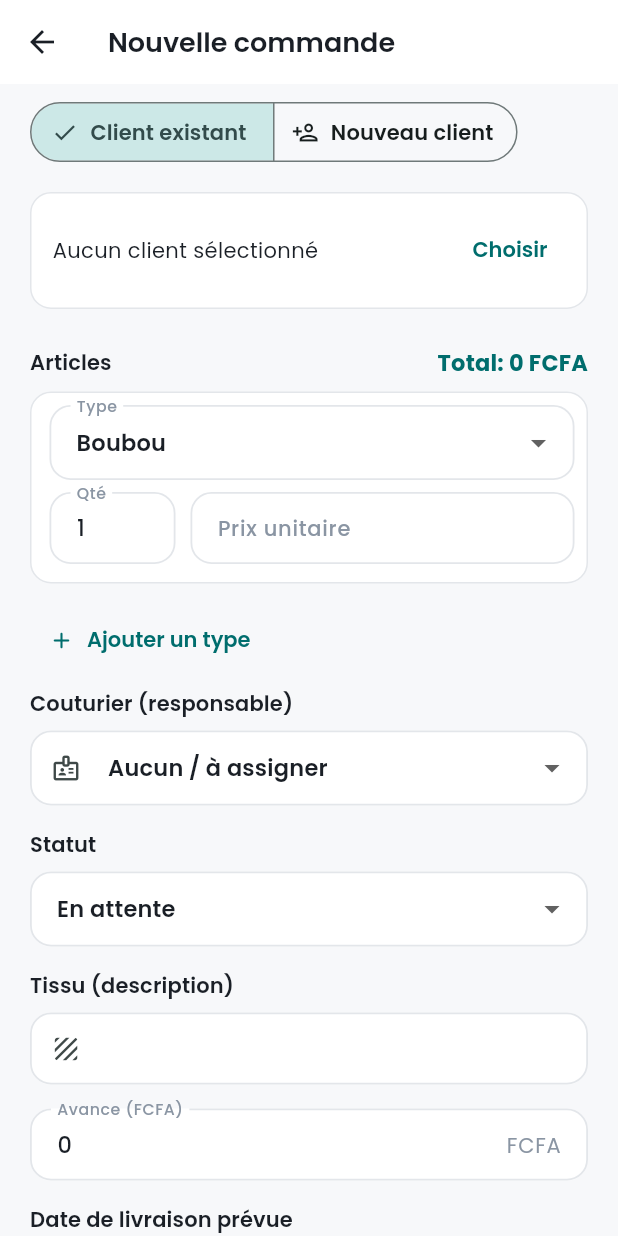
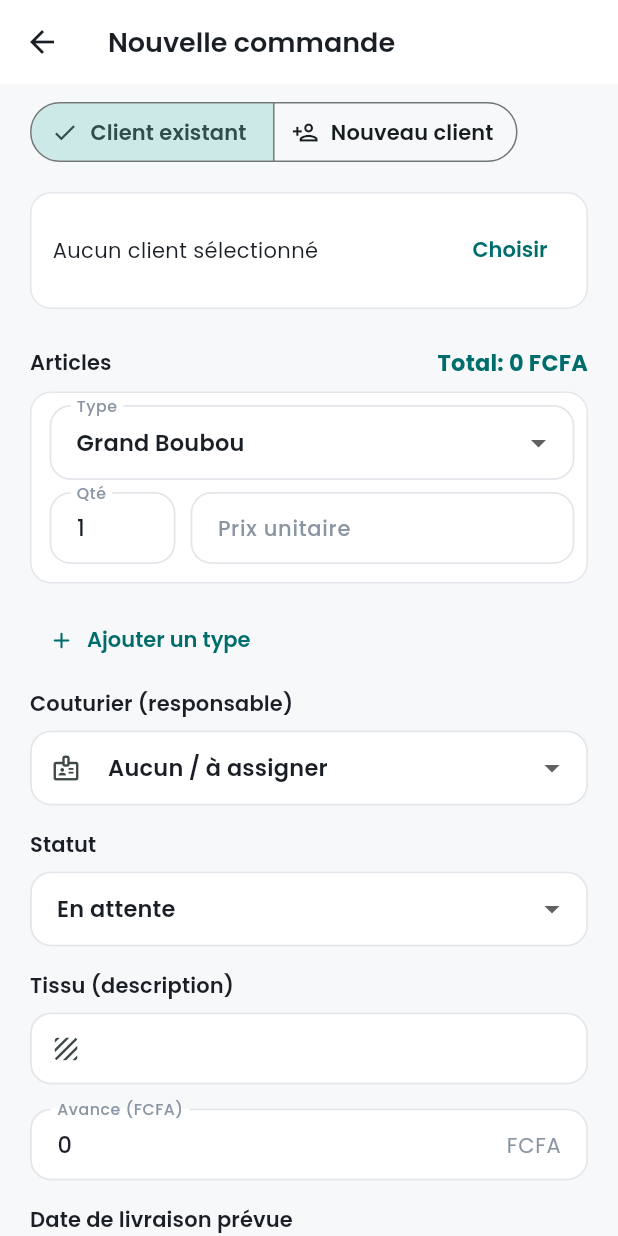
Before and after one commit to asse-byte/Tailoring-Order-Management-System, a Flutter app: the WalkInOrderScreen screen opened by its route, on a phone screen of 412 x 824 dp. Run offline on Flutter 3.47's test engine with Material 3 defaults, Android fonts, the phone set to English and light mode, and no system bars; our stand-ins replace cached_network_image, connectivity_plus, flutter_secure_storage, go_router, google_fonts, image_picker and 2 more; accounts and stored records are empty; network calls fail.

Commit message:
feat(garments): Grand Boubou, drop Pantalon, add Création (item 4)
Garment type list is a Flutter-only constant (no DB seed), so this is the
single source updated. New orders/measurements default to 'Grand Boubou'.

Co-Authored-By: Claude Fable 5 <noreply@anthropic.com>

```diff
--- a/tailoring_app/lib/core/constants/garment_types.dart
+++ b/tailoring_app/lib/core/constants/garment_types.dart
@@ -6,10 +6,10 @@ class GarmentTypes {
   GarmentTypes._();
 
   static const List<String> all = <String>[
-    'Boubou',
+    'Grand Boubou',
     'Complet',
     'Chemise',
-    'Pantalon',
+    'Création',
     'Robe',
     'Jupe',
     'Veste',
@@ -18,7 +18,7 @@ class GarmentTypes {
 
   static const Map<String, List<String>> defaultFields =
       <String, List<String>>{
-    'Boubou': <String>[
+    'Grand Boubou': <String>[
       'Épaule', 'Poitrine', 'Longueur totale', 'Longueur manche',
       'Tour de cou', 'Poignet',
     ],
@@ -30,9 +30,7 @@ class GarmentTypes {
       'Épaule', 'Poitrine', 'Taille', 'Longueur', 'Longueur manche',
       'Tour de cou', 'Poignet',
     ],
-    'Pantalon': <String>[
-      'Ceinture', 'Bassin', 'Cuisse', 'Genou', 'Bas', 'Longueur',
-    ],
+    'Création': <String>[],
     'Robe': <String>[
       'Épaule', 'Poitrine', 'Taille', 'Bassin', 'Longueur', 'Longueur manche',
     ],
```
Also changed, not shown: 1 other file.
